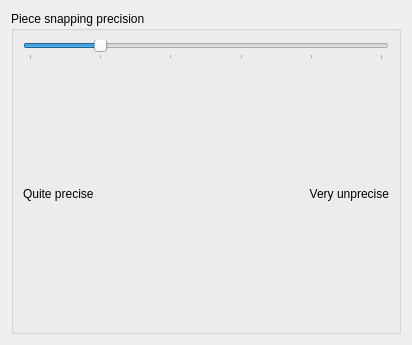
Above: game/settings_gameplay.ui from KDE/palapeli before the change. Below: the same form after it.
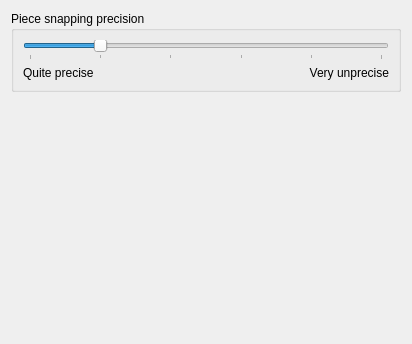
That is the form after the change.

Commit message: Make it compile again (some files were missing from the last commit). Fix the settings_gameplay.ui file where I deleted too much.

The edit to the form file:
```diff
--- a/game/settings_gameplay.ui
+++ b/game/settings_gameplay.ui
@@ -6,7 +6,7 @@
     <x>0</x>
     <y>0</y>
     <width>412</width>
-    <height>345</height>
+    <height>344</height>
    </rect>
   </property>
   <layout class="QVBoxLayout" name="mainLayout" >
@@ -64,15 +64,21 @@
      </layout>
     </widget>
    </item>
+   <item>
+    <spacer name="verticalSpacer" >
+     <property name="orientation" >
+      <enum>Qt::Vertical</enum>
+     </property>
+     <property name="sizeHint" stdset="0" >
+      <size>
+       <width>20</width>
+       <height>40</height>
+      </size>
+     </property>
+    </spacer>
+   </item>
   </layout>
  </widget>
- <customwidgets>
-  <customwidget>
-   <class>KIntSpinBox</class>
-   <extends>QSpinBox</extends>
-   <header>knuminput.h</header>
-  </customwidget>
- </customwidgets>
  <resources/>
  <connections>
   <connection>
```
Left out of the diff: 35 changed lines with no effect on the pictures. The commit also changes 2 other files.
